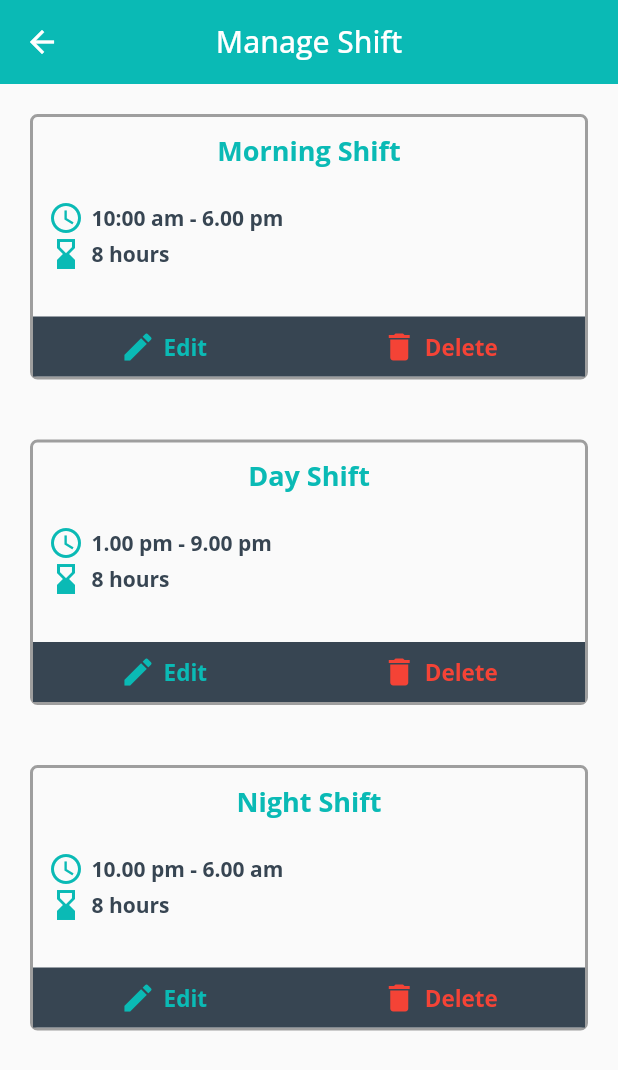
After one commit to najmulmyself/arbree_attendance, a Flutter app: the AdminHomePage screen opened directly, after a tap on "Mange Shift", on a phone screen of 412 x 824 dp. The commit adds this screen. Shown: the top 1070 px of the screen. Run offline on Flutter 3.47's test engine with Material 2 defaults, Android fonts, the phone set to English and light mode, and no system bars; our stand-ins replace auto_size_text, font_awesome_flutter, google_fonts, shared_preferences; accounts and stored records are empty.

Commit message:
added shift

```diff
--- /dev/null
+++ b/lib/component/admin_component/admin_shift.dart
@@ -0,0 +1,142 @@
+// ignore_for_file: prefer_const_constructors, prefer_const_literals_to_create_immutables
+
+import 'package:flutter/material.dart';
+
+import '../../utils/utils.dart';
+
+class AdminShift extends StatelessWidget {
+  const AdminShift({
+    this.title,
+    this.time,
+  });
+  final String? title;
+  final String? time;
+
+  @override
+  Widget build(BuildContext context) {
+    return Padding(
+      padding: const EdgeInsets.all(20.0),
+      child: Container(
+        decoration: BoxDecoration(
+          border: Border.all(color: Colors.grey, width: 2),
+          borderRadius: BorderRadius.circular(5),
+        ),
+        child: Column(
+          crossAxisAlignment: CrossAxisAlignment.center,
+          children: [
+            Padding(
+              padding: EdgeInsets.symmetric(horizontal: 10, vertical: 10),
+              child: Column(
+                children: [
+                  Text(
+                    title!,
+                    style: TextStyle(
+                      color: Utils.colorPrimary,
+                      fontSize: 18,
+                      fontWeight: FontWeight.bold,
+                    ),
+                  ),
+                  SizedBox(
+                    height: 20,
+                  ),
+                  Column(
+                    children: [
+                      Row(
+                        children: [
+                          Icon(
+                            Icons.watch_later_outlined,
+                            color: Utils.colorPrimary,
+                          ),
+                          SizedBox(
+                            width: 5,
+                          ),
+                          Text(
+                            time!,
+                            style: TextStyle(
+                              fontWeight: FontWeight.bold,
+                              color: Utils.colorBlue,
+                            ),
+                          ),
+                        ],
+                      ),
+                      Row(
+                        children: [
+                          Icon(
+                            Icons.hourglass_bottom,
+                            color: Utils.colorPrimary,
+                          ),
+                          SizedBox(
+                            width: 5,
+                          ),
+                          Text(
+                            '8 hours',
+                            style: TextStyle(
+                              fontWeight: FontWeight.bold,
+                              color: Utils.colorBlue,
+                            ),
+                          ),
+                        ],
+                      ),
+                    ],
+                  )
+                ],
+              ),
+            ),
+            SizedBox(
+              height: 20,
+            ),
+            Container(
+              height: 40,
+              color: Color(0xff374552),
+              child: Row(
+                mainAxisAlignment: MainAxisAlignment.spaceAround,
+                children: [
+                  Row(
+                    children: [
+                      Icon(
+                        Icons.edit,
+                        color: Utils.colorPrimary,
+                      ),
+                      SizedBox(
+                        width: 5,
+                      ),
+                      GestureDetector(
+                        onTap: () {
+                          Navigator.pushNamed(context, '/admin/newNotice');
+                        },
+                        child: Text(
+                          "Edit",
+                          style: TextStyle(
+                            color: Utils.colorPrimary,
+                            fontSize: 15,
+                            fontWeight: FontWeight.bold,
+                          ),
+                        ),
+                      ),
+                    ],
+                  ),
+                  Row(
+                    children: [
+                      Icon(Icons.delete, color: Colors.red),
+                      SizedBox(
+                        width: 5,
+                      ),
+                      Text(
+                        "Delete",
+                        style: TextStyle(
+                          color: Colors.red,
+                          fontSize: 15,
+                          fontWeight: FontWeight.bold,
+                        ),
+                      ),
+                    ],
+                  ),
+                ],
+              ),
+            ),
+          ],
+        ),
+      ),
+    );
+  }
+}
--- a/lib/screens/admin_screen/admin_homepage.dart
+++ b/lib/screens/admin_screen/admin_homepage.dart
@@ -1,6 +1,7 @@
 // ignore_for_file: prefer_const_constructors, prefer_const_literals_to_create_immutables
 
 import 'package:arbree_attendance/component/admin_component/admin_drawer.dart';
+import 'package:arbree_attendance/screens/admin_screen/admin_manage_shift.dart';
 import 'package:arbree_attendance/screens/admin_screen/admin_notice_board.dart';
 import 'package:arbree_attendance/screens/admin_screen/admin_reports.dart';
 import 'package:flutter/material.dart';
@@ -59,9 +60,19 @@ class AdminHomePage extends StatelessWidget {
               icon: FontAwesomeIcons.clipboard,
             ),
           ),
-          AdminTile(
-            title: "Mange Shift",
-            icon: FontAwesomeIcons.calendarDays,
+          GestureDetector(
+            onTap: () {
+              Navigator.push(
+                context,
+                MaterialPageRoute(
+                  builder: (context) => AdminManageShift(),
+                ),
+              );
+            },
+            child: AdminTile(
+              title: "Mange Shift",
+              icon: FontAwesomeIcons.calendarDays,
+            ),
           ),
           AdminTile(
             title: "Manage Employee",
--- /dev/null
+++ b/lib/screens/admin_screen/admin_manage_shift.dart
@@ -0,0 +1,37 @@
+// ignore_for_file: prefer_const_literals_to_create_immutables, prefer_const_constructors
+
+import 'package:flutter/material.dart';
+
+import '../../component/admin_component/admin_shift.dart';
+import '../../utils/utils.dart';
+
+class AdminManageShift extends StatelessWidget {
+  const AdminManageShift({Key? key}) : super(key: key);
+
+  @override
+  Widget build(BuildContext context) {
+    return Scaffold(
+      appBar: AppBar(
+        elevation: 0,
+        centerTitle: true,
+        title: Text('Manage Shift'),
+      ),
+      body: Column(
+        children: [
+          AdminShift(
+            title: "Morning Shift",
+            time: "10:00 am - 6.00 pm",
+          ),
+          AdminShift(
+            time: "1.00 pm - 9.00 pm",
+            title: "Day Shift",
+          ),
+          AdminShift(
+            title: "Night Shift",
+            time: "10.00 pm - 6.00 am",
+          ),
+        ],
+      ),
+    );
+  }
+}
```
